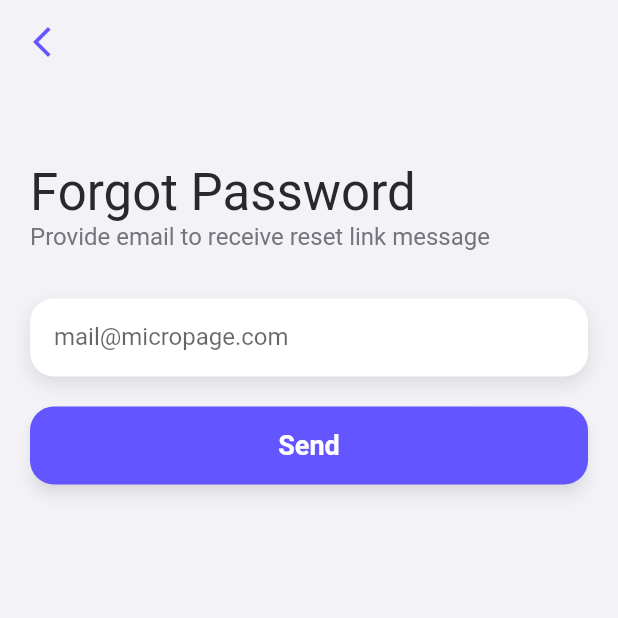
After one commit to namcchan/flutter-chatting, a Flutter app: the ForgotPasswordScreen screen opened by its route, on a phone screen of 412 x 824 dp, the top half of it. The commit adds this screen. Run offline on Flutter 3.47's test engine with Material 2 defaults, Android fonts, the phone set to English and light mode, and no system bars; missing offline and left inert: random_avatar.

Commit message:
Finished forgot password screen ui

```diff
--- a/lib/constants/routes.dart
+++ b/lib/constants/routes.dart
@@ -1,7 +1,8 @@
 class Routes {
-  static const String App = '/';
+  static const String app = '/';
   static const String login = '/login';
   static const String signup = '/signup';
+  static const String forgotPassword = '/forgotPassword';
   static const String chats = '/chats';
   static const String chat = '/chat';
   static const String chatInfo = '/chat_info';
--- a/lib/routes.dart
+++ b/lib/routes.dart
@@ -1,4 +1,5 @@
 import 'package:flutter/material.dart';
+import 'package:flutter_chat_app/screens/authentication/forgot_password_screen.dart';
 import 'package:flutter_chat_app/screens/authentication/signup_screen.dart';
 import 'screens/authentication/login_screen.dart';
 import 'screens/chat/chat_detail_screen.dart';
@@ -10,9 +11,9 @@ class AppRoutes {
     final args = settings.arguments;
 
     switch (settings.name) {
-      case Routes.App:
+      case Routes.app:
         return MaterialPageRoute(
-          settings: const RouteSettings(name: Routes.App),
+          settings: const RouteSettings(name: Routes.app),
           builder: (context) {
             return const AppScreen();
           },
@@ -29,6 +30,13 @@ class AppRoutes {
           settings: const RouteSettings(name: Routes.signup),
           builder: (context) {
             return const SignUpScreen();
+          },
+        );
+      case Routes.forgotPassword:
+        return MaterialPageRoute(
+          settings: const RouteSettings(name: Routes.forgotPassword),
+          builder: (context) {
+            return const ForgotPasswordScreen();
           },
         );
       case Routes.chatInfo:
--- /dev/null
+++ b/lib/screens/authentication/forgot_password_screen.dart
@@ -0,0 +1,72 @@
+import 'package:flutter/material.dart';
+import 'package:flutter_chat_app/constants/theme.dart';
+import 'package:flutter_chat_app/widgets/image_button.dart';
+import 'package:flutter_chat_app/widgets/input.dart';
+
+import '../../constants/routes.dart';
+import '../../widgets/button.dart';
+
+class ForgotPasswordScreen extends StatefulWidget {
+  const ForgotPasswordScreen({Key? key}) : super(key: key);
+
+  @override
+  State<ForgotPasswordScreen> createState() => _ForgotPasswordScreenState();
+}
+
+class _ForgotPasswordScreenState extends State<ForgotPasswordScreen> {
+  @override
+  Widget build(BuildContext context) {
+    return Scaffold(
+      appBar: AppBar(
+        elevation: 0,
+        backgroundColor: AppTheme.backgroundLight,
+        leading: IconButton(
+          onPressed: () {
+            Navigator.pop(context);
+          },
+          icon: const Icon(Icons.arrow_back_ios_new),
+          iconSize: 24,
+          color: AppTheme.primary1,
+        ),
+      ),
+      backgroundColor: const Color(0xffF2F2F7),
+      body: SafeArea(
+        child: Padding(
+          padding: const EdgeInsets.only(left: 20, right: 20),
+          child: Column(
+            crossAxisAlignment: CrossAxisAlignment.start,
+            children: [
+              const SizedBox(height: 52),
+              Text(
+                "Forgot Password",
+                style: Theme.of(context).textTheme.headlineMedium,
+              ),
+              Text(
+                "Provide email to receive reset link message",
+                style: Theme.of(context)
+                    .textTheme
+                    .titleMedium
+                    ?.copyWith(color: AppTheme.neutral4),
+              ),
+              Expanded(
+                flex: 3,
+                child: Column(
+                  mainAxisAlignment: MainAxisAlignment.start,
+                  children: [
+                    const SizedBox(height: 32),
+                    const Input(hintText: 'mail@micropage.com'),
+                    const SizedBox(height: 20),
+                    Button(
+                      title: "Send",
+                      onPressed: () => {},
+                    ),
+                  ],
+                ),
+              ),
+            ],
+          ),
+        ),
+      ),
+    );
+  }
+}
--- a/lib/screens/authentication/login_screen.dart
+++ b/lib/screens/authentication/login_screen.dart
@@ -3,6 +3,7 @@ import 'package:flutter_chat_app/constants/theme.dart';
 import 'package:flutter_chat_app/widgets/image_button.dart';
 import 'package:flutter_chat_app/widgets/input.dart';
 
+import '../../constants/routes.dart';
 import '../../widgets/button.dart';
 
 class LoginScreen extends StatefulWidget {
@@ -64,14 +65,19 @@ class _LoginScreenState extends State<LoginScreen> {
                     Row(
                       children: [
                         InkWell(
+                          onTap: () => Navigator.pushNamed(
+                            context,
+                            Routes.forgotPassword,
+                          ),
                           child: Text(
                             'Forgot password?',
                             style: Theme.of(context)
                                 .textTheme
                                 .titleMedium
                                 ?.copyWith(
-                                    color: AppTheme.primary1,
-                                    fontWeight: FontWeight.w600),
+                                  color: AppTheme.primary1,
+                                  fontWeight: FontWeight.w600,
+                                ),
                           ),
                         ),
                       ],
@@ -111,6 +117,7 @@ class _LoginScreenState extends State<LoginScreen> {
                   const Text("Don't have an account?"),
                   const SizedBox(width: 4),
                   InkWell(
+                    onTap: () => Navigator.pushNamed(context, Routes.signup),
                     child: Text(
                       "Sign Up",
                       style: Theme.of(context)
--- a/lib/screens/authentication/signup_screen.dart
+++ b/lib/screens/authentication/signup_screen.dart
@@ -3,6 +3,7 @@ import 'package:flutter_chat_app/constants/theme.dart';
 import 'package:flutter_chat_app/widgets/image_button.dart';
 import 'package:flutter_chat_app/widgets/input.dart';
 
+import '../../constants/routes.dart';
 import '../../widgets/button.dart';
 
 class SignUpScreen extends StatefulWidget {
@@ -173,6 +174,7 @@ class _SignUpScreenState extends State<SignUpScreen> {
                   const Text("Already have an account?"),
                   const SizedBox(width: 4),
                   InkWell(
+                    onTap: () => Navigator.pushNamed(context, Routes.login),
                     child: Text(
                       "Login",
                       style: Theme.of(context)
```
